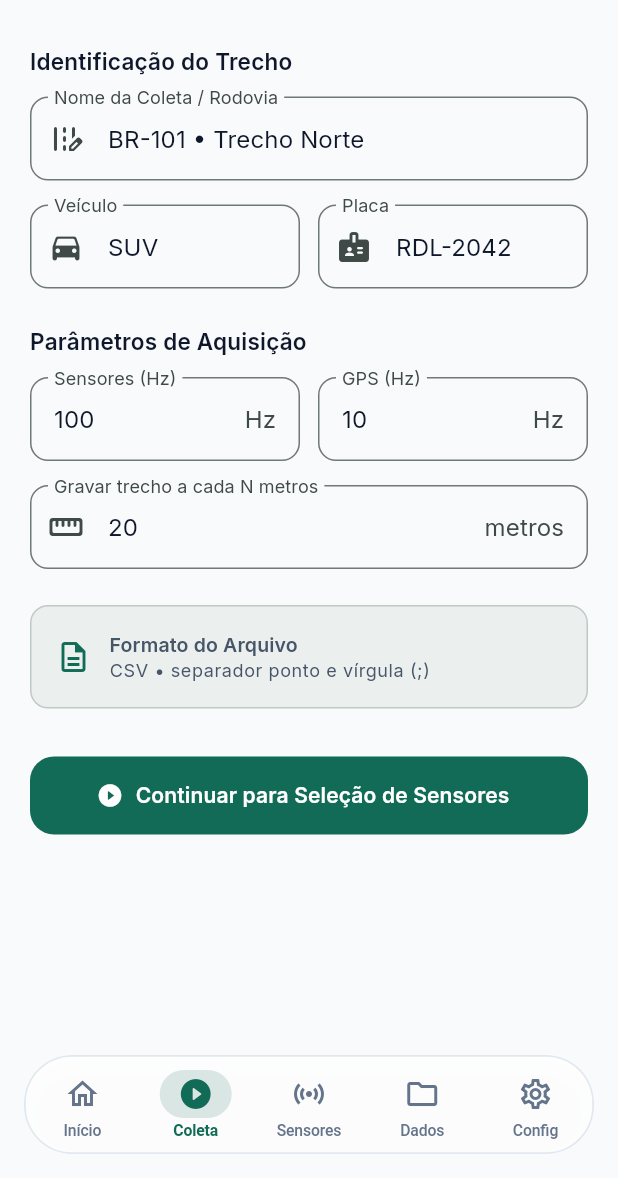
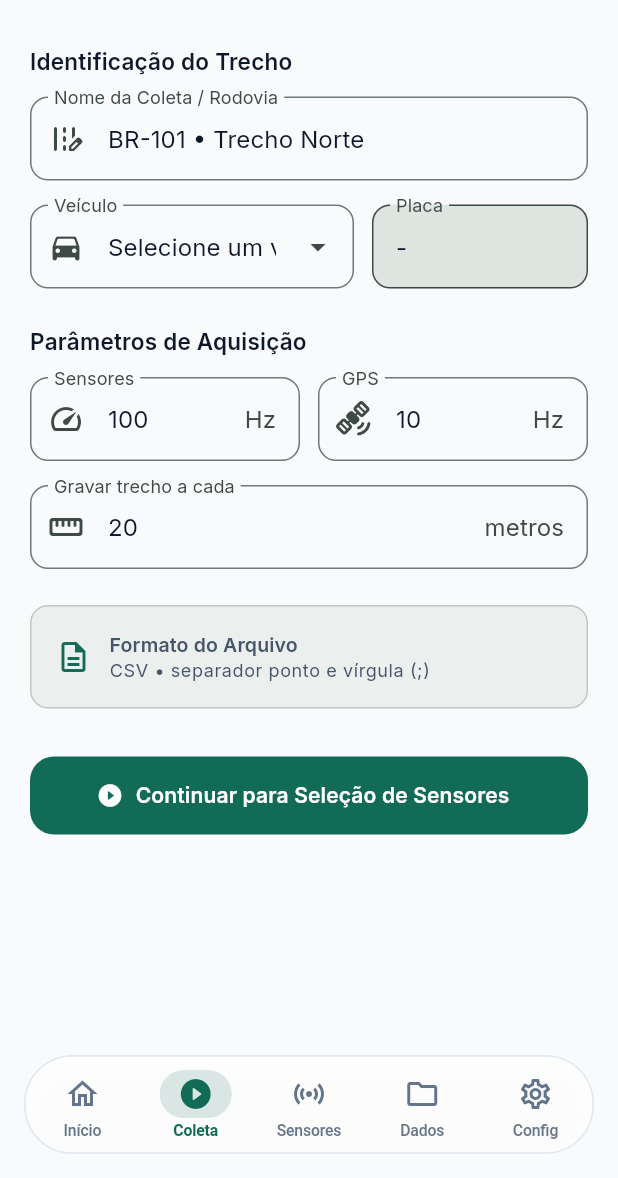
Before and after one commit to ValberSales/roadify-mobile, a Flutter app: the screen it shows after launch, item 2 of the bottom bar chosen, on a phone screen of 412 x 824 dp, the part 58-1236 px from its top. Run offline on Flutter 3.47's test engine with Material 3 defaults, Android fonts, the phone set to English and light mode, and no system bars; our stand-ins replace drift, flex_color_scheme, get_it, google_fonts; accounts and stored records are empty; generated files the repository leaves out were written again.

Commit message:
feat: refactor ColetaScreen to use stateful widget and extract sections into reusable components

```diff
--- a/roadify_app/lib/features/coleta/presentation/coleta_screen.dart
+++ b/roadify_app/lib/features/coleta/presentation/coleta_screen.dart
@@ -1,140 +1,58 @@
 import 'package:flutter/material.dart';
+import 'package:roadify_app/features/coleta/presentation/widgets/info_section_widget.dart';
+import 'package:roadify_app/features/coleta/presentation/widgets/info_footer_widget.dart';
+import 'package:roadify_app/features/coleta/presentation/widgets/parameters_section_widget.dart';
 import '../../../core/theme/app_dimensions.dart';
-import '../../../core/theme/theme_extensions.dart';
 
-/// Tela de Coleta (Feature Coleta — Alocada para o Dev 2).
-///
-/// Interface com o formulário de parâmetros pré-inspeção estilizada pelo tema.
-class ColetaScreen extends StatelessWidget {
+class ColetaScreen extends StatefulWidget {
   const ColetaScreen({super.key});
 
   @override
+  State<ColetaScreen> createState() => _ColetaScreenState();
+}
+
+class _ColetaScreenState extends State<ColetaScreen> {
+  final _formKey = GlobalKey<FormState>();
+
+  void _iniciarColeta() {
+    if (_formKey.currentState!.validate()) {
+      ScaffoldMessenger.of(context).showSnackBar(
+        const SnackBar(content: Text('Fluxo de coleta iniciado.')),
+      );
+    }
+  }
+
+  @override
   Widget build(BuildContext context) {
-    final colors = context.colors;
-    final typography = context.typography;
-
     return Scaffold(
-      appBar: AppBar(
-        title: const Text('Nova Coleta'),
-        centerTitle: false,
-      ),
+      appBar: AppBar(title: const Text('Nova Coleta'), centerTitle: false),
       body: SafeArea(
         bottom: false,
+        child: Form(
+          key: _formKey,
           child: SingleChildScrollView(
             padding: const EdgeInsets.fromLTRB(
               AppDimensions.space20,
               AppDimensions.space12,
               AppDimensions.space20,
-            AppDimensions.pillDockHeight + AppDimensions.pillDockMarginBottom + 40,
+              AppDimensions.pillDockHeight +
+                  AppDimensions.pillDockMarginBottom +
+                  40,
             ),
             child: Column(
               crossAxisAlignment: CrossAxisAlignment.start,
               children: [
-              Text('Identificação do Trecho', style: typography.titleMedium),
-              const SizedBox(height: AppDimensions.space12),
-              TextFormField(
-                initialValue: 'BR-101 • Trecho Norte',
-                decoration: const InputDecoration(
-                  labelText: 'Nome da Coleta / Rodovia',
-                  prefixIcon: Icon(Icons.edit_road_rounded),
-                ),
-              ),
-              const SizedBox(height: AppDimensions.space16),
-              Row(
-                children: [
-                  Expanded(
-                    child: TextFormField(
-                      initialValue: 'SUV',
-                      decoration: const InputDecoration(
-                        labelText: 'Veículo',
-                        prefixIcon: Icon(Icons.directions_car_rounded),
-                      ),
-                    ),
-                  ),
-                  const SizedBox(width: AppDimensions.space12),
-                  Expanded(
-                    child: TextFormField(
-                      initialValue: 'RDL-2042',
-                      decoration: const InputDecoration(
-                        labelText: 'Placa',
-                        prefixIcon: Icon(Icons.badge_rounded),
-                      ),
-                    ),
-                  ),
-                ],
-              ),
+                const IdentificacaoSectionWidget(), // Componente extraído
                 const SizedBox(height: AppDimensions.space24),
-              Text('Parâmetros de Aquisição', style: typography.titleMedium),
-              const SizedBox(height: AppDimensions.space12),
-              Row(
-                children: [
-                  Expanded(
-                    child: TextFormField(
-                      initialValue: '100',
-                      keyboardType: TextInputType.number,
-                      decoration: const InputDecoration(
-                        labelText: 'Sensores (Hz)',
-                        suffixText: 'Hz',
-                      ),
-                    ),
-                  ),
-                  const SizedBox(width: AppDimensions.space12),
-                  Expanded(
-                    child: TextFormField(
-                      initialValue: '10',
-                      keyboardType: TextInputType.number,
-                      decoration: const InputDecoration(
-                        labelText: 'GPS (Hz)',
-                        suffixText: 'Hz',
-                      ),
-                    ),
-                  ),
-                ],
-              ),
-              const SizedBox(height: AppDimensions.space16),
-              TextFormField(
-                initialValue: '20',
-                keyboardType: TextInputType.number,
-                decoration: const InputDecoration(
-                  labelText: 'Gravar trecho a cada N metros',
-                  suffixText: 'metros',
-                  prefixIcon: Icon(Icons.straighten_rounded),
-                ),
-              ),
+                const ParametersSectionWidget(), // Componente extraído
                 const SizedBox(height: AppDimensions.space24),
-              Container(
-                padding: const EdgeInsets.all(AppDimensions.space16),
-                decoration: BoxDecoration(
-                  color: colors.surfaceContainerHighest.withValues(alpha: 0.5),
-                  borderRadius: AppDimensions.borderRadiusMedium,
-                  border: Border.all(color: colors.outlineVariant),
-                ),
-                child: Row(
-                  children: [
-                    Icon(Icons.description_outlined, color: colors.primary),
-                    const SizedBox(width: AppDimensions.space12),
-                    Expanded(
-                      child: Column(
-                        crossAxisAlignment: CrossAxisAlignment.start,
-                        children: [
-                          Text('Formato do Arquivo', style: typography.titleSmall),
-                          Text('CSV • separador ponto e vírgula (;)', style: typography.bodySmall),
-                        ],
-                      ),
-                    ),
-                  ],
-                ),
-              ),
+                const InfoFooterWidget(), // Componente extraído
                 const SizedBox(height: AppDimensions.space32),
                 SizedBox(
                   width: double.infinity,
                   height: AppDimensions.buttonHeight,
                   child: FilledButton.icon(
-                  onPressed: () {
-                    ScaffoldMessenger.of(context).showSnackBar(
-                      const SnackBar(content: Text('Fluxo de coleta do Dev 2 iniciado.')),
-                    );
-                  },
+                    onPressed: _iniciarColeta,
                     icon: const Icon(Icons.play_circle_fill_rounded),
                     label: const Text('Continuar para Seleção de Sensores'),
                   ),
@@ -143,6 +61,7 @@ class ColetaScreen extends StatelessWidget {
             ),
           ),
         ),
+      ),
     );
   }
 }
--- /dev/null
+++ b/roadify_app/lib/features/coleta/presentation/widgets/info_footer_widget.dart
@@ -0,0 +1,43 @@
+import 'package:flutter/material.dart';
+
+import '../../../../core/theme/app_dimensions.dart';
+import '../../../../core/theme/theme_extensions.dart';
+
+class InfoFooterWidget extends StatelessWidget {
+  const InfoFooterWidget({super.key});
+
+  @override
+  Widget build(BuildContext context) {
+    final colors = context.colors;
+
+    return Container(
+      padding: const EdgeInsets.all(AppDimensions.space16),
+      decoration: BoxDecoration(
+        color: colors.surfaceContainerHighest.withValues(alpha: 0.5),
+        borderRadius: AppDimensions.borderRadiusMedium,
+        border: Border.all(color: colors.outlineVariant),
+      ),
+      child: Row(
+        children: [
+          Icon(Icons.description_outlined, color: colors.primary),
+          const SizedBox(width: AppDimensions.space12),
+          Expanded(
+            child: Column(
+              crossAxisAlignment: CrossAxisAlignment.start,
+              children: [
+                Text(
+                  'Formato do Arquivo',
+                  style: context.typography.titleSmall,
+                ),
+                Text(
+                  'CSV • separador ponto e vírgula (;)',
+                  style: context.typography.bodySmall,
+                ),
+              ],
+            ),
+          ),
+        ],
+      ),
+    );
+  }
+}
--- /dev/null
+++ b/roadify_app/lib/features/coleta/presentation/widgets/info_section_widget.dart
@@ -0,0 +1,171 @@
+import 'package:flutter/material.dart';
+import 'package:roadify_app/core/database/app_database.dart';
+import 'package:roadify_app/core/di/setup_locator.dart';
+import 'package:roadify_app/features/veiculos/viewmodels/vehicle_viewmodel.dart';
+import 'package:roadify_app/features/veiculos/presentation/vehicle_ui_helper.dart';
+import 'package:roadify_app/features/veiculos/presentation/widgets/list/vehicle_list_widget.dart';
+
+import '../../../../core/theme/app_dimensions.dart';
+import '../../../../core/theme/theme_extensions.dart';
+
+class IdentificacaoSectionWidget extends StatefulWidget {
+  const IdentificacaoSectionWidget({super.key});
+
+  @override
+  State<IdentificacaoSectionWidget> createState() =>
+      _IdentificacaoSectionWidgetState();
+}
+
+class _IdentificacaoSectionWidgetState
+    extends State<IdentificacaoSectionWidget> {
+  late final TextEditingController _trechoController;
+  late final TextEditingController _veiculoController;
+  late final TextEditingController _placaController;
+
+  @override
+  void initState() {
+    super.initState();
+    _trechoController = TextEditingController(text: 'BR-101 • Trecho Norte');
+    _veiculoController = TextEditingController(text: 'Selecione um veículo');
+    _placaController = TextEditingController(text: '-');
+  }
+
+  @override
+  void dispose() {
+    _trechoController.dispose();
+    _veiculoController.dispose();
+    _placaController.dispose();
+    super.dispose();
+  }
+
+  void _abrirModalSelecaoVeiculo() {
+    final vehicleViewModel = getIt<VehicleViewModel>();
+
+    showModalBottomSheet(
+      context: context,
+      isScrollControlled: true, // Garante expansão de altura
+      backgroundColor: Colors.transparent,
+      builder: (_) => Container(
+        height: MediaQuery.of(context).size.height * 0.9, // 90% da tela
+        decoration: BoxDecoration(
+          color: Theme.of(context).scaffoldBackgroundColor,
+          borderRadius: const BorderRadius.vertical(top: Radius.circular(24)),
+        ),
+        child: Column(
+          children: [
+            Padding(
+              padding: const EdgeInsets.fromLTRB(16, 24, 16, 16),
+              child: Row(
+                mainAxisAlignment: MainAxisAlignment.spaceBetween,
+                children: [
+                  Text(
+                    'Selecione o Veículo',
+                    style: context.typography.titleLarge,
+                  ),
+                  FilledButton.icon(
+                    icon: const Icon(Icons.add),
+                    label: const Text('Novo'),
+                    onPressed: () {
+                      Navigator.pop(context); // Fecha a lista
+
+                      // Chama o formulário passando a função para REABRIR a lista ao fechar
+                      VehicleUiHelper.showFormModal(
+                        context,
+                        onFormClosed: () => _abrirModalSelecaoVeiculo(),
+                      );
+                    },
+                  ),
+                ],
+              ),
+            ),
+            const Divider(height: 1),
+
+            // O EXPANDED AQUI É O QUE RESOLVE O BUG VISUAL AO ARRASTAR A LISTA PARA CIMA!
+            Expanded(
+              child: StreamBuilder<List<Vehicle>>(
+                stream: vehicleViewModel.activeVehiclesStream,
+                builder: (context, snapshot) {
+                  if (snapshot.connectionState == ConnectionState.waiting) {
+                    return const Center(child: CircularProgressIndicator());
+                  }
+                  final vehicles = snapshot.data ?? [];
+                  return VehicleListWidget(
+                    vehicles: vehicles,
+                    onEditTap: (vehicle) {
+                      Navigator.pop(this.context);
+                      VehicleUiHelper.showFormModal(
+                        this.context,
+                        vehicle: vehicle,
+                        onFormClosed: () => _abrirModalSelecaoVeiculo(),
+                      );
+                    },
+                    onVehicleTap: (veiculo) {
+                      setState(() {
+                        _veiculoController.text =
+                            '${veiculo.name} · ${veiculo.model}';
+                        _placaController.text = veiculo.licensePlate;
+                      });
+                      Navigator.pop(context);
+                    },
+                  );
+                },
+              ),
+            ),
+          ],
+        ),
+      ),
+    );
+  }
+
+  @override
+  Widget build(BuildContext context) {
+    return Column(
+      crossAxisAlignment: CrossAxisAlignment.start,
+      children: [
+        Text('Identificação do Trecho', style: context.typography.titleMedium),
+        const SizedBox(height: AppDimensions.space12),
+        TextFormField(
+          controller: _trechoController,
+          decoration: const InputDecoration(
+            labelText: 'Nome da Coleta / Rodovia',
+            prefixIcon: Icon(Icons.edit_road_rounded),
+          ),
+          validator: (val) => val == null || val.isEmpty ? 'Obrigatório' : null,
+        ),
+        const SizedBox(height: AppDimensions.space16),
+        Row(
+          children: [
+            Expanded(
+              flex: 3,
+              child: InkWell(
+                onTap: _abrirModalSelecaoVeiculo,
+                child: IgnorePointer(
+                  child: TextFormField(
+                    controller: _veiculoController,
+                    decoration: const InputDecoration(
+                      labelText: 'Veículo',
+                      prefixIcon: Icon(Icons.directions_car_rounded),
+                      suffixIcon: Icon(Icons.arrow_drop_down),
+                    ),
+                  ),
+                ),
+              ),
+            ),
+            const SizedBox(width: AppDimensions.space12),
+            Expanded(
+              flex: 2,
+              child: TextFormField(
+                controller: _placaController,
+                readOnly: true,
+                decoration: const InputDecoration(
+                  labelText: 'Placa',
+                  filled: true,
+                ),
+              ),
+            ),
+          ],
+        ),
+      ],
+    );
+  }
+}
--- /dev/null
+++ b/roadify_app/lib/features/coleta/presentation/widgets/parameters_section_widget.dart
@@ -0,0 +1,81 @@
+import 'package:flutter/material.dart';
+import '../../../../core/theme/app_dimensions.dart';
+import '../../../../core/theme/theme_extensions.dart';
+
+class ParametersSectionWidget extends StatefulWidget {
+  const ParametersSectionWidget({super.key});
+
+  @override
+  State<ParametersSectionWidget> createState() =>
+      _ParametersSectionWidgetState();
+}
+
+class _ParametersSectionWidgetState extends State<ParametersSectionWidget> {
+  late final TextEditingController _freqSensoresController;
+  late final TextEditingController _freqGpsController;
+  late final TextEditingController _intervaloMetrosController;
+
+  @override
+  void initState() {
+    super.initState();
+    _freqSensoresController = TextEditingController(text: '100');
+    _freqGpsController = TextEditingController(text: '10');
+    _intervaloMetrosController = TextEditingController(text: '20');
+  }
+
+  @override
+  void dispose() {
+    _freqSensoresController.dispose();
+    _freqGpsController.dispose();
+    _intervaloMetrosController.dispose();
+    super.dispose();
+  }
+
+  @override
+  Widget build(BuildContext context) {
+    return Column(
+      crossAxisAlignment: CrossAxisAlignment.start,
+      children: [
+        Text('Parâmetros de Aquisição', style: context.typography.titleMedium),
+        const SizedBox(height: AppDimensions.space12),
+        Row(
+          children: [
+            Expanded(
+              child: TextFormField(
+                controller: _freqSensoresController,
+                keyboardType: TextInputType.number,
+                decoration: const InputDecoration(
+                  labelText: 'Sensores',
+                  suffixText: 'Hz',
+                  prefixIcon: Icon(Icons.speed),
+                ),
+              ),
+            ),
+            const SizedBox(width: AppDimensions.space12),
+            Expanded(
+              child: TextFormField(
+                controller: _freqGpsController,
+                keyboardType: TextInputType.number,
+                decoration: const InputDecoration(
+                  labelText: 'GPS',
+                  suffixText: 'Hz',
+                  prefixIcon: Icon(Icons.satellite_alt_rounded),
+                ),
+              ),
+            ),
+          ],
+        ),
+        const SizedBox(height: AppDimensions.space16),
+        TextFormField(
+          controller: _intervaloMetrosController,
+          keyboardType: TextInputType.number,
+          decoration: const InputDecoration(
+            labelText: 'Gravar trecho a cada',
+            suffixText: 'metros',
+            prefixIcon: Icon(Icons.straighten_rounded),
+          ),
+        ),
+      ],
+    );
+  }
+}
```
Also changed, not shown: 1 other file. Lines whose indentation alone changed are shown as unchanged.
